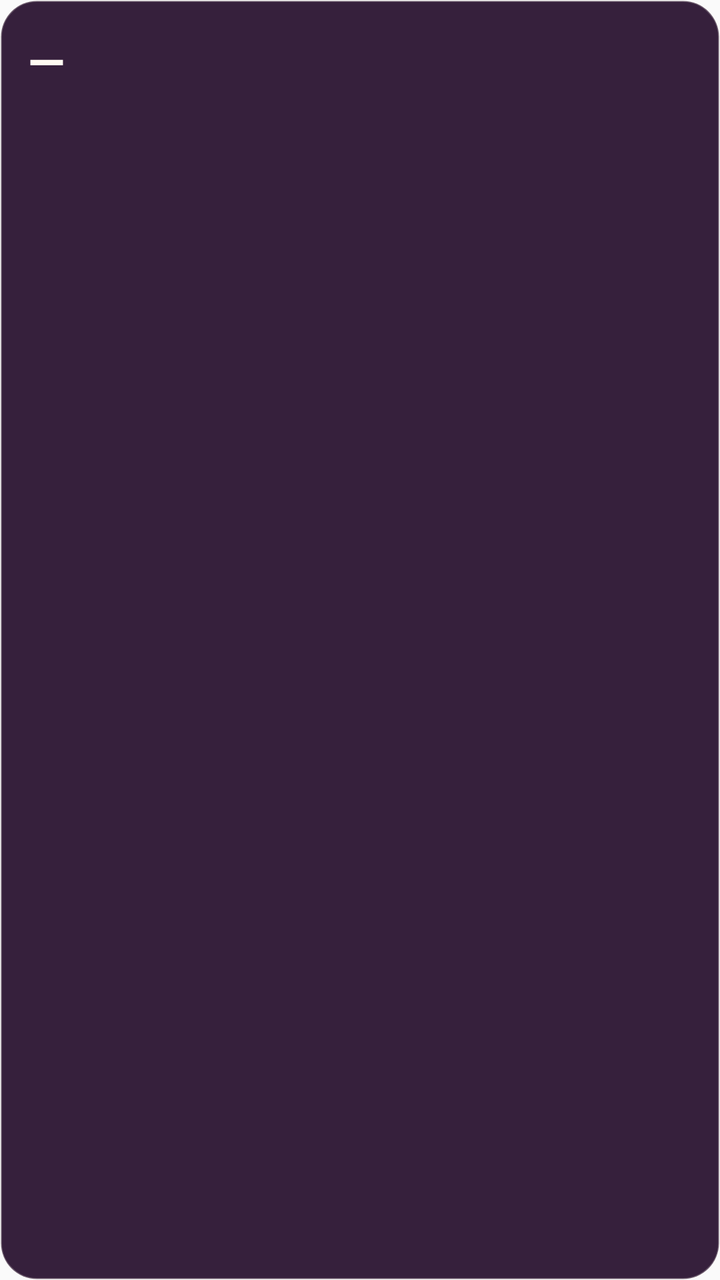
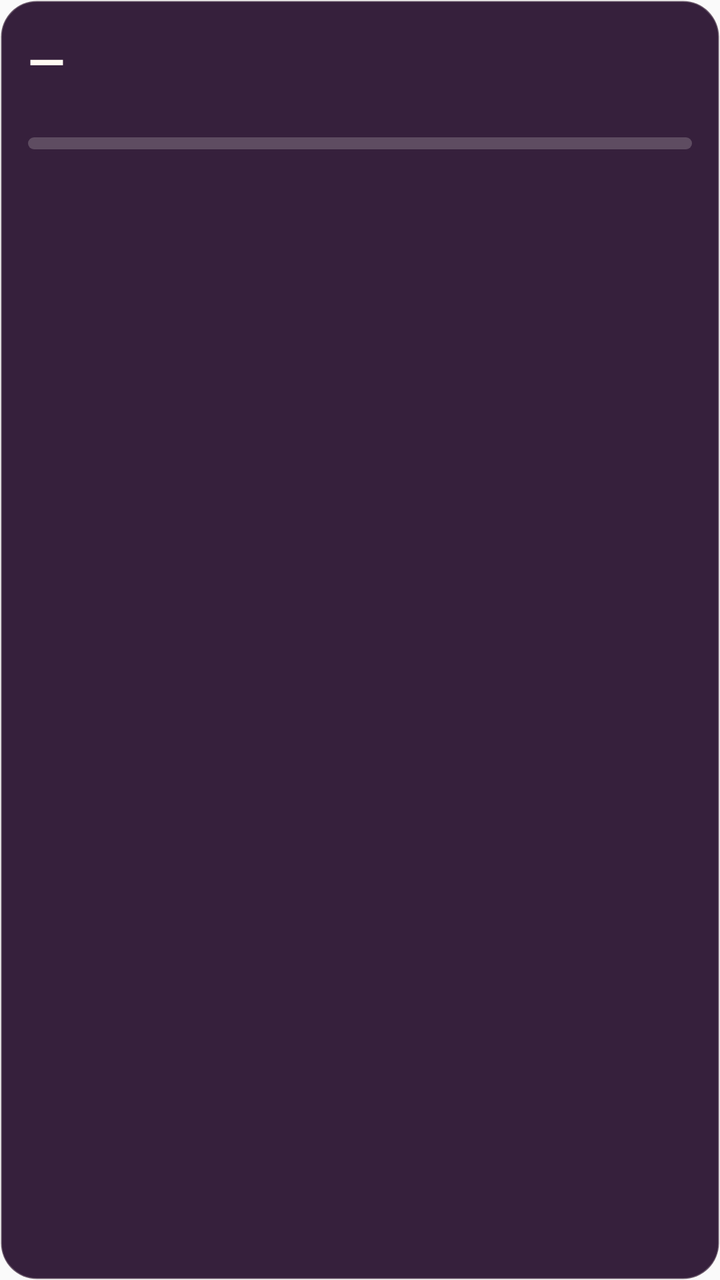

Two renders of the same Android screen: before a commit and after it. Below are the layout's source before the change and the commit's diff.
<!-- AndroidManifest.xml: application theme AppTheme -->
<!-- res/layout/tracker_widget.xml -->
<?xml version="1.0" encoding="utf-8"?>
<LinearLayout xmlns:android="http://schemas.android.com/apk/res/android"
    android:id="@+id/widget_root"
    android:layout_width="match_parent"
    android:layout_height="match_parent"
    android:orientation="vertical"
    android:background="@drawable/widget_background"
    android:padding="14dp">

    <TextView
        android:id="@+id/widget_water"
        android:layout_width="wrap_content"
        android:layout_height="wrap_content"
        android:textColor="#FFFAF2"
        android:textSize="24sp"
        android:textStyle="bold"
        android:text="—" />

    <TextView
        android:id="@+id/widget_water_label"
        android:layout_width="wrap_content"
        android:layout_height="wrap_content"
        android:textColor="#C7FFFAF2"
        android:textSize="12sp"
        android:text="" />

    <TextView
        android:id="@+id/widget_tasks"
        android:layout_width="wrap_content"
        android:layout_height="wrap_content"
        android:layout_marginTop="8dp"
        android:textColor="#FFFAF2"
        android:textSize="13sp"
        android:text="" />

    <TextView
        android:id="@+id/widget_timer"
        android:layout_width="wrap_content"
        android:layout_height="wrap_content"
        android:layout_marginTop="2dp"
        android:textColor="#F4C766"
        android:textSize="13sp"
        android:text="" />
</LinearLayout>
<!-- resources referenced by this layout -->
<resources>
  <!-- drawable widget_background (drawable) -->
  <?xml version="1.0" encoding="utf-8"?>
  <shape xmlns:android="http://schemas.android.com/apk/res/android" android:shape="rectangle">
      <solid android:color="#EE28112F" />
      <corners android:radius="18dp" />
      <stroke android:width="1dp" android:color="#40FFFAF2" />
  </shape>
  <style name="AppTheme" parent="Theme.AppCompat.Light.DarkActionBar">
          
          <item name="colorPrimary">@color/colorPrimary</item>
          <item name="colorPrimaryDark">@color/colorPrimaryDark</item>
          <item name="colorAccent">@color/colorAccent</item>
      </style>
</resources>

<!-- the commit's change to res/layout/tracker_widget.xml (unified diff, before → after) -->
@@ -24,6 +24,16 @@
         android:textSize="12sp"
         android:text="" />
 
+    <ProgressBar
+        android:id="@+id/widget_water_bar"
+        style="?android:attr/progressBarStyleHorizontal"
+        android:layout_width="match_parent"
+        android:layout_height="6dp"
+        android:layout_marginTop="6dp"
+        android:max="100"
+        android:progress="0"
+        android:progressDrawable="@drawable/widget_progress" />
+
     <TextView
         android:id="@+id/widget_tasks"
         android:layout_width="wrap_content"
<!-- resource entries referenced after the edit -->
@@ -7,6 +7,24 @@
       <corners android:radius="18dp" />
       <stroke android:width="1dp" android:color="#40FFFAF2" />
   </shape>
+  <!-- drawable widget_progress (drawable) -->
+  <?xml version="1.0" encoding="utf-8"?>
+  <layer-list xmlns:android="http://schemas.android.com/apk/res/android">
+      <item android:id="@android:id/background">
+          <shape android:shape="rectangle">
+              <solid android:color="#33FFFAF2" />
+              <corners android:radius="4dp" />
+          </shape>
+      </item>
+      <item android:id="@android:id/progress">
+          <clip>
+              <shape android:shape="rectangle">
+                  <solid android:color="#F4C766" />
+                  <corners android:radius="4dp" />
+              </shape>
+          </clip>
+      </item>
+  </layer-list>
   <style name="AppTheme" parent="Theme.AppCompat.Light.DarkActionBar">
           
           <item name="colorPrimary">@color/colorPrimary</item>
